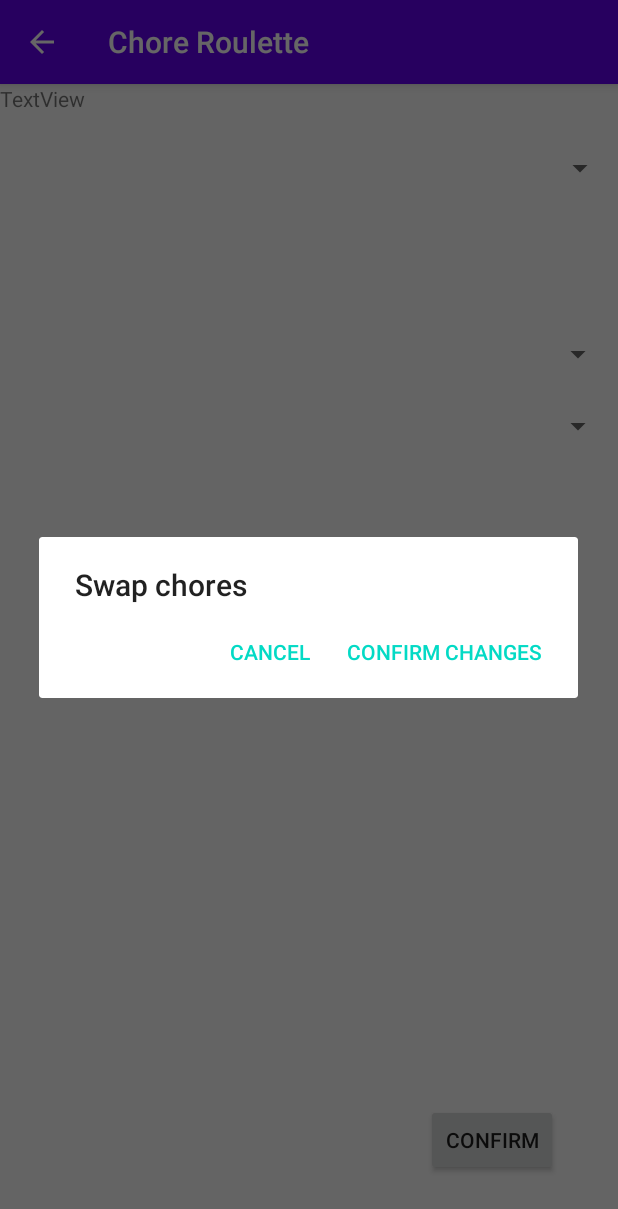
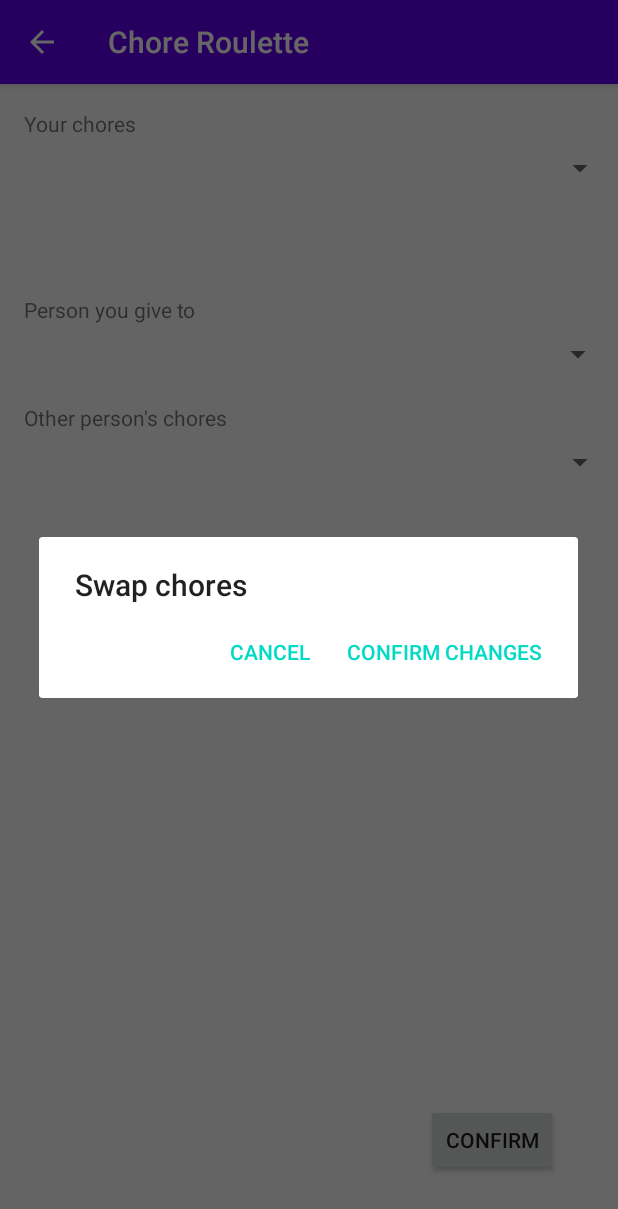
Before and after one commit to hookleon/ChoreApp, an Android app: the SwapChoresActivity screen opened directly, with no data from a screen before it, after a tap on "CONFIRM", on a phone screen of 412 x 824 dp. Shown: the top 1209 px of the screen. Run offline under Robolectric (Android 15) with nearby library versions, the phone set to English and light mode, and no system bars; our stand-ins replace Firebase (no records; nobody signed in at launch, a user with empty details on screens opened directly); 10 statements that could not run were skipped.

Commit message:
Finished commenting. Tidied small things up
Added JaCoCo stuff to build.gradle
Hopefully CodeCov will find something useful here now

```diff
--- a/app/build.gradle
+++ b/app/build.gradle
@@ -1,5 +1,6 @@
 apply plugin: 'com.android.application'
 apply plugin: 'com.google.gms.google-services'
+apply plugin: "com.hiya.jacoco-android"
 
 android {
     compileSdkVersion 29
--- a/app/src/main/java/com/example/choreapp/AddHouseMemberActivity.java
+++ b/app/src/main/java/com/example/choreapp/AddHouseMemberActivity.java
@@ -27,7 +27,7 @@ import java.util.List;
 import java.util.UUID;
 
 /**
- *
+ * AddHouseMemberActivity runs when setting up household
  */
 public class AddHouseMemberActivity extends AppCompatActivity{
 
@@ -45,7 +45,7 @@ public class AddHouseMemberActivity extends AppCompatActivity{
     private MyAdapter adapter;
 
     /**
-     *
+     * Displays member names when first opens
      * @param savedInstanceState
      */
     @Override
--- a/app/src/main/java/com/example/choreapp/LoadingActivity.java
+++ b/app/src/main/java/com/example/choreapp/LoadingActivity.java
@@ -11,7 +11,7 @@ import androidx.appcompat.app.AppCompatActivity;
 import android.os.Bundle;
 
 /**
- *
+ * LoadingActivity may end up being the first screen you say. Will allow a nicer opening before logging in using shared preference login
  */
 public class LoadingActivity extends AppCompatActivity {
 
--- a/app/src/main/java/com/example/choreapp/MainActivity.java
+++ b/app/src/main/java/com/example/choreapp/MainActivity.java
@@ -26,7 +26,6 @@ import android.content.Intent;
 import android.content.SharedPreferences;
 import android.os.Bundle;
 import android.view.View;
-import android.widget.TextView;
 
 import com.google.firebase.database.DataSnapshot;
 import com.google.firebase.database.DatabaseError;
@@ -56,9 +55,6 @@ public class MainActivity extends AppCompatActivity {
         setContentView(R.layout.activity_main);
 
         String houseID = readString(this);
-        TextView test = findViewById(R.id.test);
-        test.setText(houseID);
-
         attemptLogin(houseID);
     }
 
--- a/app/src/main/java/com/example/choreapp/MemberProfileActivity.java
+++ b/app/src/main/java/com/example/choreapp/MemberProfileActivity.java
@@ -14,14 +14,14 @@ import android.os.Bundle;
 //import com.google.firebase.database.FirebaseDatabase;
 
 /**
- * Creates instance object to lin the app with the Firebase database.
+ * MemberProfileActivity displays the data of household members
  */
 public class MemberProfileActivity extends AppCompatActivity {
     //private FirebaseDatabase database = FirebaseDatabase.getInstance();
     //private DatabaseReference mRef = database.getReference();
 
     /**
-     *
+     * Runs when first opened
      * @param savedInstanceState
      */
     @Override
--- a/app/src/main/java/com/example/choreapp/MyAdapter.java
+++ b/app/src/main/java/com/example/choreapp/MyAdapter.java
@@ -22,12 +22,8 @@ import java.util.List;
 public class MyAdapter extends RecyclerView.Adapter<MyAdapter.MyViewHolder> {
     private List<Member> mDataset;
 
-    // Provide a reference to the views for each data item
-    // Complex data items may need more than one view per item, and
-    // you provide access to all the views for a data item in a view holder
-
     /**
-     *
+     * Provides a reference to the views for each data item
      */
     public class MyViewHolder extends RecyclerView.ViewHolder {
         // each data item is just a string in this case
--- a/app/src/main/java/com/example/choreapp/SwapChoresActivity.java
+++ b/app/src/main/java/com/example/choreapp/SwapChoresActivity.java
@@ -43,8 +43,10 @@ public class SwapChoresActivity extends AppCompatActivity {
     private String houseID;
     private int membPos;
 
+    private TextView txtMembInChores;
+    private TextView txtMembOut;
+    private TextView txtMembOutChores;
     private Spinner spinMembIn;
-
     private Spinner spinMembTo;
     private Spinner spinMembOut;
 
@@ -52,8 +54,6 @@ public class SwapChoresActivity extends AppCompatActivity {
     private Member membOut;
     private List<String> choreIn;
     private List<Member> members;
-
-    private TextView test;
 
     /**
      * Runs when SwapChoresActivity first opens
@@ -66,6 +66,13 @@ public class SwapChoresActivity extends AppCompatActivity {
         setContentView(R.layout.activity_swap_chores);
 
         Intent intent = getIntent();
+        txtMembInChores = findViewById(R.id.membInChore);
+        txtMembOut = findViewById(R.id.membOut);
+        txtMembOutChores = findViewById(R.id.membOutChore);
+        txtMembInChores.setText("Your chores");
+        txtMembOut.setText("Person you give to");
+        txtMembOutChores.setText("Other person's chores");
+
         membID = intent.getStringExtra(ChoreListActivity.MEMB_ID);
         houseID = intent.getStringExtra(ChoreListActivity.HOUSE_ID);
         String strPos = intent.getStringExtra(ChoreListActivity.MEMB_POS);
@@ -112,7 +119,6 @@ public class SwapChoresActivity extends AppCompatActivity {
         members = new ArrayList<>();
         List<String> membNames = new ArrayList<>();
         Member member;
-        test = (TextView) findViewById(R.id.test);
 
         long nMembers = dsMembers.getChildrenCount();
         for(int i = 0; i < nMembers; i++) {
@@ -148,7 +154,6 @@ public class SwapChoresActivity extends AppCompatActivity {
             public void onNothingSelected(AdapterView<?> parentView) {
                 //Empty
             }
-
         });
     }
 
--- a/app/src/main/res/layout/activity_main.xml
+++ b/app/src/main/res/layout/activity_main.xml
@@ -44,12 +44,4 @@
         app:layout_constraintTop_toTopOf="parent"
         app:layout_constraintVertical_bias="0.043" />
 
-    <TextView
-        android:id="@+id/test"
-        android:layout_width="wrap_content"
-        android:layout_height="wrap_content"
-        android:text="TextView"
-        app:layout_constraintStart_toStartOf="parent"
-        app:layout_constraintTop_toTopOf="parent" />
-
 </androidx.constraintlayout.widget.ConstraintLayout>
--- a/app/src/main/res/layout/activity_swap_chores.xml
+++ b/app/src/main/res/layout/activity_swap_chores.xml
@@ -5,14 +5,6 @@
     android:layout_width="match_parent"
     android:layout_height="match_parent"
     tools:context=".SwapChoresActivity">
-
-    <TextView
-        android:id="@+id/test"
-        android:layout_width="wrap_content"
-        android:layout_height="wrap_content"
-        android:text="TextView"
-        app:layout_constraintStart_toStartOf="parent"
-        app:layout_constraintTop_toTopOf="parent" />
 
     <Spinner
         android:id="@+id/spinner2"
@@ -37,9 +29,8 @@
         android:id="@+id/spinner4"
         android:layout_width="409dp"
         android:layout_height="wrap_content"
-        android:layout_marginTop="24dp"
+        android:layout_marginTop="48dp"
         app:layout_constraintEnd_toEndOf="parent"
-        app:layout_constraintHorizontal_bias="0.0"
         app:layout_constraintStart_toStartOf="parent"
         app:layout_constraintTop_toBottomOf="@+id/spinner3" />
 
@@ -53,4 +44,34 @@
         android:text="Confirm"
         app:layout_constraintBottom_toBottomOf="parent"
         app:layout_constraintEnd_toEndOf="parent" />
+
+    <TextView
+        android:id="@+id/membInChore"
+        android:layout_width="wrap_content"
+        android:layout_height="wrap_content"
+        android:layout_marginStart="16dp"
+        android:layout_marginBottom="8dp"
+        android:text="TextView"
+        app:layout_constraintBottom_toTopOf="@+id/spinner2"
+        app:layout_constraintStart_toStartOf="parent" />
+
+    <TextView
+        android:id="@+id/membOut"
+        android:layout_width="wrap_content"
+        android:layout_height="wrap_content"
+        android:layout_marginStart="16dp"
+        android:layout_marginBottom="8dp"
+        android:text="TextView"
+        app:layout_constraintBottom_toTopOf="@+id/spinner3"
+        app:layout_constraintStart_toStartOf="parent" />
+
+    <TextView
+        android:id="@+id/membOutChore"
+        android:layout_width="wrap_content"
+        android:layout_height="wrap_content"
+        android:layout_marginStart="16dp"
+        android:layout_marginBottom="8dp"
+        android:text="TextView"
+        app:layout_constraintBottom_toTopOf="@+id/spinner4"
+        app:layout_constraintStart_toStartOf="parent" />
 </androidx.constraintlayout.widget.ConstraintLayout>
--- a/build.gradle
+++ b/build.gradle
@@ -5,11 +5,14 @@ buildscript {
     repositories {
         google()
         jcenter()
-
+        maven {
+            url "https://plugins.gradle.org/m2/"
+        }
     }
     dependencies {
         classpath 'com.android.tools.build:gradle:3.6.3'
         classpath 'com.google.gms:google-services:4.3.3'
+        classpath "com.hiya:jacoco-android:0.2"
         // NOTE: Do not place your application dependencies here; they belong
         // in the individual module build.gradle files
     }
```
Also changed, not shown: app/src/main/java/com/example/choreapp/AddChoresActivity.java (+9 -4 lines), app/src/main/java/com/example/choreapp/EditChoreListActivity.java (+11 -3 lines), app/src/main/java/com/example/choreapp/EditHouseMemberActivity.java (+3 -8 lines), app/src/main/java/com/example/choreapp/ListAdapter.java (+4 -4 lines), app/src/main/java/com/example/choreapp/RecyclerItemClickListener.java (+6 -6 lines).
